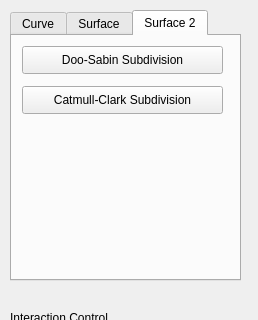
Qt form GeoModeling/Control.ui (Wulonghua/GeometricModeling) before a commit; both pictures show x 0 to 258 and y 0 to 320 of the 258 by 616 pixel window.
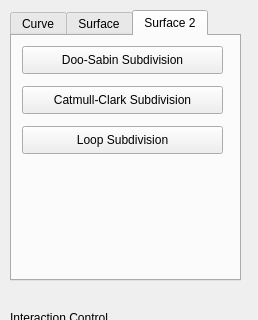
The same form after that commit.

Commit message: add Loop subdivision.

The edit to the form file:
```diff
--- a/GeoModeling/Control.ui
+++ b/GeoModeling/Control.ui
@@ -367,6 +367,19 @@
       <string>Catmull-Clark Subdivision</string>
      </property>
     </widget>
+    <widget class="QPushButton" name="pushButton_Loop">
+     <property name="geometry">
+      <rect>
+       <x>10</x>
+       <y>90</y>
+       <width>201</width>
+       <height>28</height>
+      </rect>
+     </property>
+     <property name="text">
+      <string>Loop Subdivision</string>
+     </property>
+    </widget>
    </widget>
   </widget>
  </widget>
```
The commit also changes 5 other files.
